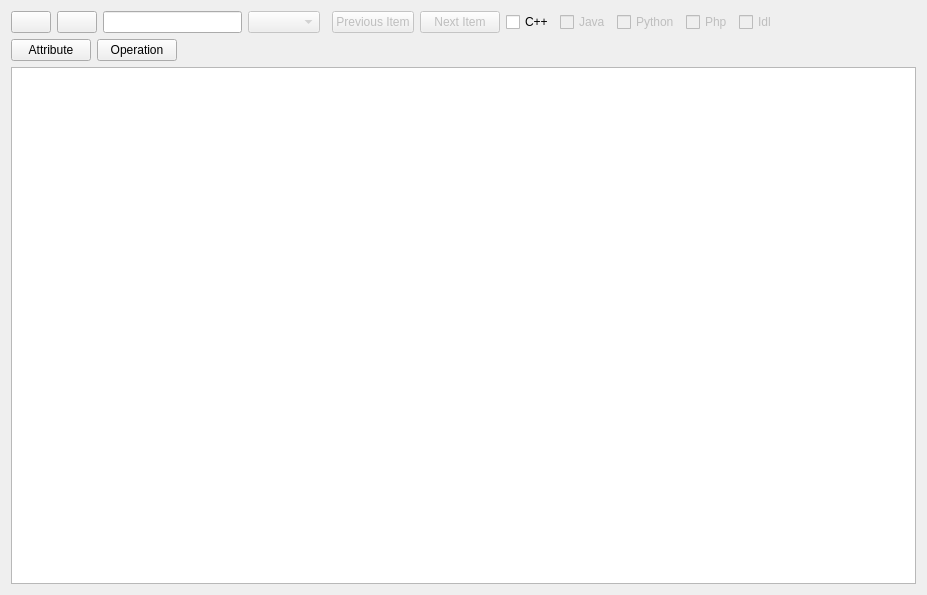
This is src/ui/quickedit.ui in mobius3/douml as Qt 5 draws it before an edit. The edited form follows.
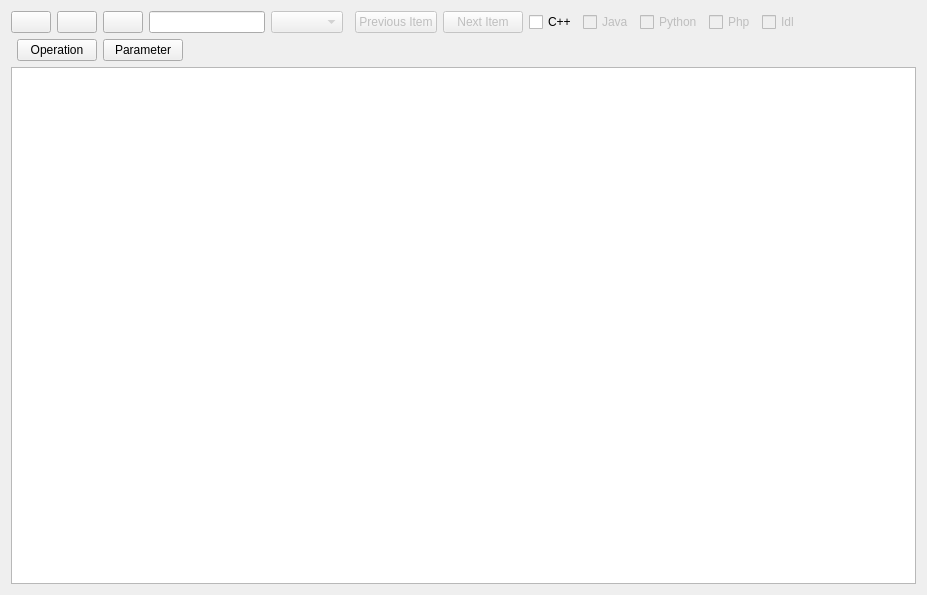
This is the edited form. Icons and pictures are not drawn.

Commit message: 1. Duplicating class, operation and attribute produces its name in the name request edit. 2. Expanded QuickEdit to manage almost all necessary c++ stuff 3. Added "refresh" button for quickedit

```diff
--- a/src/ui/quickedit.ui
+++ b/src/ui/quickedit.ui
@@ -14,8 +14,19 @@
    <string>Form</string>
   </property>
   <layout class="QGridLayout" name="gridLayout">
-   <item row="0" column="0" colspan="3">
+   <item row="0" column="0" colspan="4">
     <layout class="QHBoxLayout" name="horizontalLayout">
+     <item>
+      <widget class="QPushButton" name="pbRefreshView">
+       <property name="text">
+        <string/>
+       </property>
+       <property name="icon">
+        <iconset resource="../icons.qrc">
+         <normaloff>:/root/icons/arrow_refresh.png</normaloff>:/root/icons/arrow_refresh.png</iconset>
+       </property>
+      </widget>
+     </item>
      <item>
       <widget class="QPushButton" name="pbUpOneLevel">
        <property name="text">
@@ -126,6 +137,9 @@
        <property name="orientation">
         <enum>Qt::Horizontal</enum>
        </property>
+       <property name="sizeType">
+        <enum>QSizePolicy::MinimumExpanding</enum>
+       </property>
        <property name="sizeHint" stdset="0">
         <size>
          <width>40</width>
@@ -136,18 +150,7 @@
      </item>
     </layout>
    </item>
-   <item row="1" column="0">
-    <widget class="QPushButton" name="pbAddAttribute">
-     <property name="text">
-      <string>Attribute</string>
-     </property>
-     <property name="icon">
-      <iconset resource="../icons.qrc">
-       <normaloff>:/root/icons/bullet_add.png</normaloff>:/root/icons/bullet_add.png</iconset>
-     </property>
-    </widget>
-   </item>
-   <item row="1" column="2">
+   <item row="1" column="3">
     <spacer name="horizontalSpacer_2">
      <property name="orientation">
       <enum>Qt::Horizontal</enum>
@@ -160,7 +163,7 @@
      </property>
     </spacer>
    </item>
-   <item row="2" column="0" colspan="3">
+   <item row="2" column="0" colspan="4">
     <widget class="QTreeView" name="tvEditor"/>
    </item>
    <item row="1" column="1">
@@ -174,6 +177,17 @@
      </property>
     </widget>
    </item>
+   <item row="1" column="2">
+    <widget class="QPushButton" name="pbAddAttribute">
+     <property name="text">
+      <string>Parameter</string>
+     </property>
+     <property name="icon">
+      <iconset resource="../icons.qrc">
+       <normaloff>:/root/icons/bullet_add.png</normaloff>:/root/icons/bullet_add.png</iconset>
+     </property>
+    </widget>
+   </item>
   </layout>
  </widget>
  <resources>
```
The commit also changes 14 other files.
